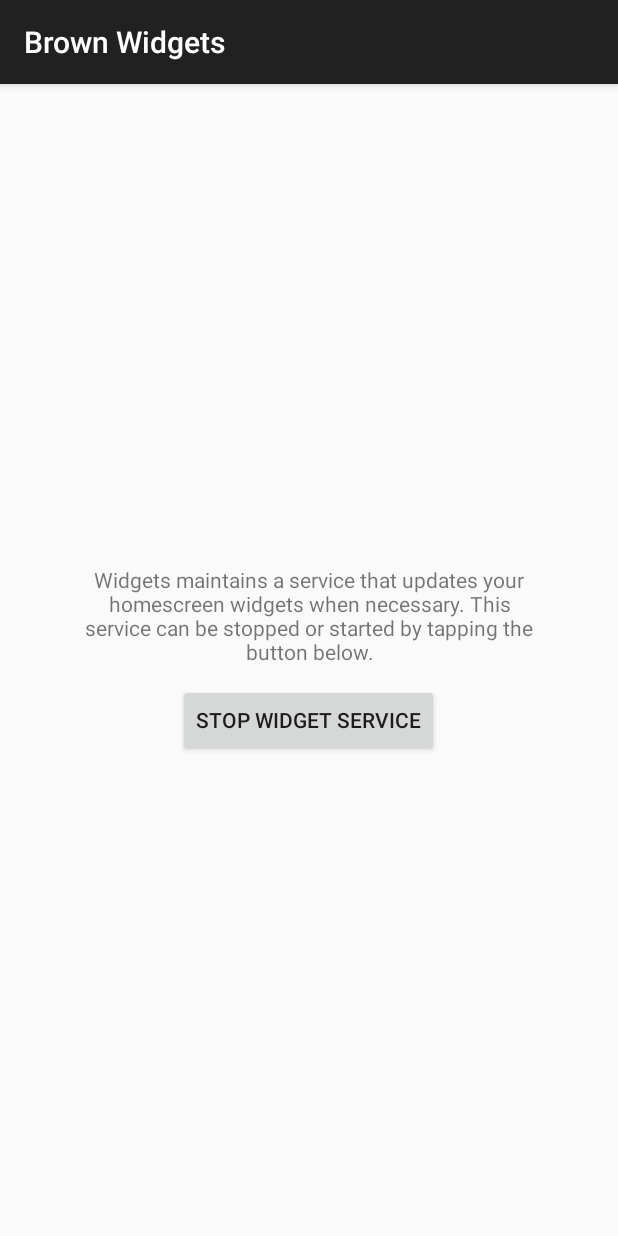
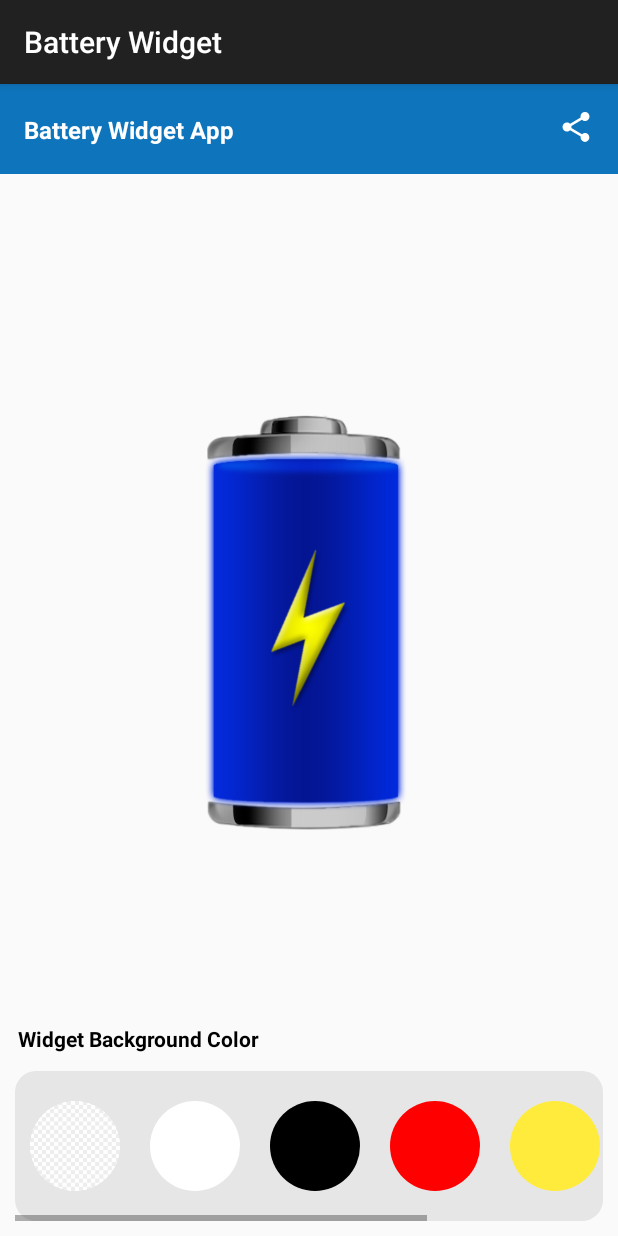
Before and after one commit to AmeerHamza112/AndroidBatteryWidgetKotlin, an Android app: the fragment HomeFragment shown on its own in the app's theme, on a phone screen of 412 x 824 dp. Run offline under Robolectric (Android 15) with nearby library versions, the light colour scheme and no system bars; 2 statements that could not run were skipped.

Commit message:
Working on set background color

```diff
--- a/app/src/main/java/com/brown/widgets/MainActivity.kt
+++ b/app/src/main/java/com/brown/widgets/MainActivity.kt
@@ -54,7 +54,7 @@ class MainActivity : AppCompatActivity(), IManager {
 			}
 			ManagerAction.MONITORING_CHANGE -> status
 		}
-		makeToast("New status: $status", true)
+	//	makeToast("New status: $status", true)
 		return status
 	}
 
@@ -65,7 +65,7 @@ class MainActivity : AppCompatActivity(), IManager {
 		startMonitoring()
 
 		setContentView(R.layout.activity_main)
-		setSupportActionBar(findViewById(R.id.toolbar))
+
 	}
 
 	override fun onCreateOptionsMenu(menu: Menu): Boolean {
--- /dev/null
+++ b/app/src/main/res/drawable/bg_cicle__transparent.xml
@@ -0,0 +1,12 @@
+<?xml version="1.0" encoding="utf-8"?>
+<shape
+		xmlns:android="http://schemas.android.com/apk/res/android"
+		android:shape="oval">
+
+	<solid
+			android:color="#00FFEB3B"/>
+
+	<size
+			android:width="120dp"
+			android:height="120dp"/>
+</shape>
--- /dev/null
+++ b/app/src/main/res/drawable/bg_cicle_black.xml
@@ -0,0 +1,12 @@
+<?xml version="1.0" encoding="utf-8"?>
+<shape
+		xmlns:android="http://schemas.android.com/apk/res/android"
+		android:shape="oval">
+
+	<solid
+			android:color="#000000"/>
+
+	<size
+			android:width="120dp"
+			android:height="120dp"/>
+</shape>
--- /dev/null
+++ b/app/src/main/res/drawable/bg_cicle_grey.xml
@@ -0,0 +1,12 @@
+<?xml version="1.0" encoding="utf-8"?>
+<shape
+		xmlns:android="http://schemas.android.com/apk/res/android"
+		android:shape="oval">
+
+	<solid
+			android:color="#515151"/>
+
+	<size
+			android:width="120dp"
+			android:height="120dp"/>
+</shape>
--- /dev/null
+++ b/app/src/main/res/drawable/bg_cicle_orange.xml
@@ -0,0 +1,12 @@
+<?xml version="1.0" encoding="utf-8"?>
+<shape
+		xmlns:android="http://schemas.android.com/apk/res/android"
+		android:shape="oval">
+
+	<solid
+			android:color="#FF9800"/>
+
+	<size
+			android:width="120dp"
+			android:height="120dp"/>
+</shape>
--- /dev/null
+++ b/app/src/main/res/drawable/bg_cicle_red.xml
@@ -0,0 +1,12 @@
+<?xml version="1.0" encoding="utf-8"?>
+<shape
+		xmlns:android="http://schemas.android.com/apk/res/android"
+		android:shape="oval">
+
+	<solid
+			android:color="#FF0000"/>
+
+	<size
+			android:width="120dp"
+			android:height="120dp"/>
+</shape>
--- /dev/null
+++ b/app/src/main/res/drawable/bg_cicle_white.xml
@@ -0,0 +1,12 @@
+<?xml version="1.0" encoding="utf-8"?>
+<shape
+		xmlns:android="http://schemas.android.com/apk/res/android"
+		android:shape="oval">
+
+	<solid
+			android:color="#ffffff"/>
+
+	<size
+			android:width="120dp"
+			android:height="120dp"/>
+</shape>
--- /dev/null
+++ b/app/src/main/res/drawable/bg_cicle_yellow.xml
@@ -0,0 +1,12 @@
+<?xml version="1.0" encoding="utf-8"?>
+<shape
+		xmlns:android="http://schemas.android.com/apk/res/android"
+		android:shape="oval">
+
+	<solid
+			android:color="#FFEB3B"/>
+
+	<size
+			android:width="120dp"
+			android:height="120dp"/>
+</shape>
--- /dev/null
+++ b/app/src/main/res/drawable/bg_rounded_corner.xml
@@ -0,0 +1,10 @@
+<?xml version="1.0" encoding="utf-8"?>
+<shape
+		xmlns:android="http://schemas.android.com/apk/res/android"
+		android:shape="rectangle">
+
+	<solid
+			android:color="#E6E6E6"/>
+
+<corners android:radius="14dp" />
+</shape>
--- /dev/null
+++ b/app/src/main/res/drawable/ic_share.xml
@@ -0,0 +1,5 @@
+<vector android:height="24dp" android:tint="#FFFFFF"
+    android:viewportHeight="24" android:viewportWidth="24"
+    android:width="24dp" xmlns:android="http://schemas.android.com/apk/res/android">
+    <path android:fillColor="@android:color/white" android:pathData="M18,16.08c-0.76,0 -1.44,0.3 -1.96,0.77L8.91,12.7c0.05,-0.23 0.09,-0.46 0.09,-0.7s-0.04,-0.47 -0.09,-0.7l7.05,-4.11c0.54,0.5 1.25,0.81 2.04,0.81 1.66,0 3,-1.34 3,-3s-1.34,-3 -3,-3 -3,1.34 -3,3c0,0.24 0.04,0.47 0.09,0.7L8.04,9.81C7.5,9.31 6.79,9 6,9c-1.66,0 -3,1.34 -3,3s1.34,3 3,3c0.79,0 1.5,-0.31 2.04,-0.81l7.12,4.16c-0.05,0.21 -0.08,0.43 -0.08,0.65 0,1.61 1.31,2.92 2.92,2.92 1.61,0 2.92,-1.31 2.92,-2.92s-1.31,-2.92 -2.92,-2.92z"/>
+</vector>
--- a/app/src/main/res/layout/activity_main.xml
+++ b/app/src/main/res/layout/activity_main.xml
@@ -11,12 +11,6 @@
 		android:layout_height="wrap_content"
 		android:theme="@style/AppTheme.AppBarOverlay">
 
-		<androidx.appcompat.widget.Toolbar
-			android:id="@+id/toolbar"
-			android:layout_width="match_parent"
-			android:layout_height="?attr/actionBarSize"
-			android:background="?attr/colorPrimary"
-			app:popupTheme="@style/AppTheme.PopupOverlay" />
 
 	</com.google.android.material.appbar.AppBarLayout>
 
--- a/app/src/main/res/layout/battery_widget.xml
+++ b/app/src/main/res/layout/battery_widget.xml
@@ -1,7 +1,6 @@
 <?xml version="1.0" encoding="utf-8"?>
 
 <RelativeLayout
-		android:background="#000000"
 		android:id="@+id/widget_view"
 		xmlns:android="http://schemas.android.com/apk/res/android"
 		android:layout_width="fill_parent"
--- a/app/src/main/res/layout/home.xml
+++ b/app/src/main/res/layout/home.xml
@@ -6,7 +6,49 @@
 	android:layout_height="match_parent"
 	tools:context=".HomeFragment">
 
+	<androidx.constraintlayout.widget.ConstraintLayout
+			android:id="@+id/constraintLayout3"
+			android:layout_width="0dp"
+			android:layout_height="60dp"
+			android:background="@color/blue"
+			app:layout_constraintEnd_toEndOf="parent"
+			app:layout_constraintHorizontal_bias="0.0"
+			app:layout_constraintStart_toStartOf="parent"
+			app:layout_constraintTop_toTopOf="parent">
+
+
+		<TextView
+				android:id="@+id/textView3"
+				android:layout_width="wrap_content"
+				android:layout_height="wrap_content"
+				android:layout_marginStart="16dp"
+				android:text="Battery Widget App"
+				android:textColor="#FFFFFF"
+				android:textStyle="bold"
+				android:fontFamily="sans-serif"
+				android:textSize="16dp"
+				app:layout_constraintBottom_toBottomOf="parent"
+				app:layout_constraintStart_toStartOf="parent"
+				app:layout_constraintTop_toTopOf="parent" />
+
+		<ImageView
+				android:id="@+id/imageView_message"
+				android:layout_width="24dp"
+				android:layout_height="24dp"
+				android:layout_marginEnd="16dp"
+				android:background="?attr/selectableItemBackgroundBorderless"
+				android:clickable="true"
+				app:layout_constraintBottom_toBottomOf="parent"
+				app:layout_constraintEnd_toEndOf="parent"
+				app:layout_constraintTop_toTopOf="parent"
+				app:layout_constraintVertical_bias="0.461"
+				android:src="@drawable/ic_share"
+				 />
+
+	</androidx.constraintlayout.widget.ConstraintLayout>
+
 	<LinearLayout
+		android:visibility="gone"
 		android:layout_width="wrap_content"
 		android:layout_height="wrap_content"
 		android:orientation="vertical"
@@ -29,6 +71,125 @@
 			android:layout_height="wrap_content"
 			android:layout_gravity="center"
 			android:text="@string/stop_widget_service_text" />
+
+
 	</LinearLayout>
 
+	<androidx.constraintlayout.widget.ConstraintLayout
+			android:layout_width="match_parent"
+			android:layout_height="match_parent"
+			android:id="@+id/cl_battery"
+			app:layout_constraintEnd_toEndOf="parent"
+			app:layout_constraintStart_toStartOf="parent"
+			app:layout_constraintTop_toTopOf="parent">
+
+
+		<ImageView
+				android:id="@+id/imageView"
+				android:layout_width="300dp"
+				android:layout_height="300dp"
+				android:src="@drawable/battery"
+				app:layout_constraintBottom_toTopOf="@+id/horizontalScrollView"
+				app:layout_constraintEnd_toEndOf="parent"
+				app:layout_constraintHorizontal_bias="0.495"
+				app:layout_constraintStart_toStartOf="parent"
+				app:layout_constraintTop_toTopOf="parent"
+				app:layout_constraintVertical_bias="0.579" />
+
+		<ImageView
+
+				android:id="@+id/imageView3"
+				android:layout_width="300dp"
+				android:layout_height="290dp"
+				android:src="@drawable/lic_100"
+				app:layout_constraintBottom_toBottomOf="@+id/imageView"
+				app:layout_constraintEnd_toEndOf="@+id/imageView"
+				app:layout_constraintHorizontal_bias="0.495"
+				app:layout_constraintStart_toStartOf="@+id/imageView" />
+
+		<ImageView
+				android:id="@+id/imageView2"
+				android:layout_width="wrap_content"
+				android:layout_height="wrap_content"
+				android:src="@drawable/charge"
+				app:layout_constraintBottom_toBottomOf="@+id/imageView"
+				app:layout_constraintEnd_toEndOf="@+id/imageView3"
+				app:layout_constraintStart_toStartOf="@+id/imageView"
+				app:layout_constraintTop_toTopOf="@+id/imageView3" />
+
+		<HorizontalScrollView
+				android:id="@+id/horizontalScrollView"
+				android:layout_width="match_parent"
+				android:layout_height="100dp"
+				android:layout_margin="10dp"
+				android:background="@drawable/bg_rounded_corner"
+				app:layout_constraintBottom_toBottomOf="parent"
+				app:layout_constraintEnd_toEndOf="parent"
+				app:layout_constraintHorizontal_bias="1.0"
+				app:layout_constraintStart_toStartOf="@+id/textView">
+
+			<LinearLayout
+
+					android:layout_width="match_parent"
+					android:layout_height="60dp"
+					android:layout_gravity="start|center"
+					android:layout_marginEnd="10dp"
+					android:orientation="horizontal">
+
+				<ImageView
+						android:layout_width="80dp"
+						android:layout_height="match_parent"
+						android:src="@drawable/bg_circle_transparent" />
+
+
+				<ImageView
+						android:layout_width="80dp"
+						android:layout_height="match_parent"
+						android:src="@drawable/bg_cicle_white" />
+
+				<ImageView
+						android:layout_width="80dp"
+						android:layout_height="match_parent"
+
+						android:src="@drawable/bg_cicle_black" />
+
+				<ImageView
+						android:layout_width="80dp"
+						android:layout_height="match_parent"
+						android:src="@drawable/bg_cicle_red" />
+
+
+				<ImageView
+						android:layout_width="80dp"
+						android:layout_height="match_parent"
+						android:src="@drawable/bg_cicle_yellow" />
+
+				<ImageView
+						android:layout_width="80dp"
+						android:layout_height="match_parent"
+						android:src="@drawable/bg_cicle_orange" />
+
+				<ImageView
+						android:layout_width="80dp"
+						android:layout_height="match_parent"
+						android:src="@drawable/bg_cicle_grey" />
+			</LinearLayout>
+		</HorizontalScrollView>
+
+		<TextView
+				android:id="@+id/textView"
+				android:layout_width="wrap_content"
+				android:layout_height="wrap_content"
+				android:layout_marginStart="12dp"
+				android:layout_marginBottom="12dp"
+				android:fontFamily="sans-serif"
+				android:text="Widget Background Color"
+				android:textColor="#000000"
+				android:textStyle="bold"
+				app:layout_constraintBottom_toTopOf="@+id/horizontalScrollView"
+				app:layout_constraintStart_toStartOf="parent" />
+
+
+	</androidx.constraintlayout.widget.ConstraintLayout>
+
 </androidx.constraintlayout.widget.ConstraintLayout>
--- a/app/src/main/res/values-night/themes.xml
+++ b/app/src/main/res/values-night/themes.xml
@@ -1,7 +1,8 @@
-<resources>
+<resources xmlns:tools="http://schemas.android.com/tools">
 
     <style name="ThemeOverlay.MyApplication.AppWidgetContainer" parent="">
         <item name="appWidgetBackgroundColor">@color/light_blue_900</item>
         <item name="appWidgetTextColor">@color/light_blue_200</item>
+        <item name="android:statusBarColor" tools:targetApi="l">@color/blue</item>
     </style>
 </resources>
--- a/app/src/main/res/values/colors.xml
+++ b/app/src/main/res/values/colors.xml
@@ -12,4 +12,5 @@
     <color name="light_blue_200">#FF81D4FA</color>
     <color name="light_blue_600">#FF039BE5</color>
     <color name="light_blue_900">#FF01579B</color>
+    <color name="blue">#0e74bc</color>
 </resources>
--- a/app/src/main/res/values/strings.xml
+++ b/app/src/main/res/values/strings.xml
@@ -1,5 +1,5 @@
 <resources>
-    <string name="app_name">Brown Widgets</string>
+    <string name="app_name">Battery Widget</string>
     <string name="action_settings">Settings</string>
     <!-- Strings used for fragments for navigation -->
 
--- a/app/src/main/res/values/themes.xml
+++ b/app/src/main/res/values/themes.xml
@@ -1,7 +1,8 @@
-<resources>
+<resources xmlns:tools="http://schemas.android.com/tools">
 
-    <style name="ThemeOverlay.MyApplication.AppWidgetContainer" parent="">
+    <style name="ThemeOverlay.MyApplication.AppWidgetContainer" parent="Theme.MaterialComponents.Light.NoActionBar">
         <item name="appWidgetBackgroundColor">@color/light_blue_600</item>
         <item name="appWidgetTextColor">@color/light_blue_50</item>
+        <item name="android:statusBarColor" tools:targetApi="l">@color/blue</item>
     </style>
 </resources>
```
Also changed, not shown: app/src/main/res/drawable/bg_circle_transparent.png (added).
